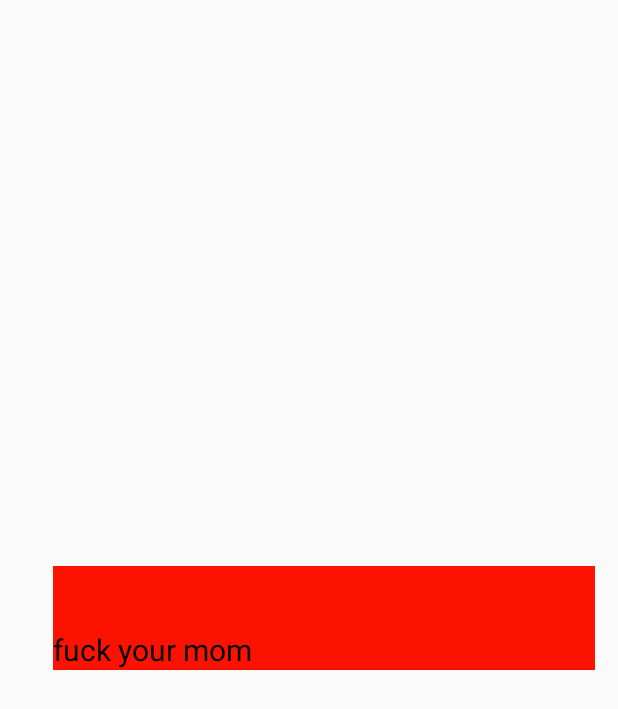
After one commit to FlyGreyWolf/niochatapp, an Android app: the layout my_msg_record_item_layout.xml on its own in the app's theme, with its tools: preview values and no code run, on a phone screen of 412 x 824 dp. The commit adds this screen. Shown: the top 709 px of the screen. Run offline under Robolectric (Android 15) with nearby library versions, the phone set to English and light mode, and no system bars.

Commit message:
1.房间人数心跳包 2.本人发送信息

```diff
--- /dev/null
+++ b/app/src/main/res/layout/my_msg_record_item_layout.xml
@@ -0,0 +1,32 @@
+<?xml version="1.0" encoding="utf-8"?>
+<LinearLayout xmlns:android="http://schemas.android.com/apk/res/android"
+    android:layout_width="match_parent"
+    android:layout_height="100dp"
+    android:layout_gravity="center_vertical"
+    android:orientation="horizontal"
+    android:padding="15dp">
+
+    <RelativeLayout
+        android:layout_width="0dp"
+        android:layout_height="wrap_content"
+        android:layout_marginLeft="20dp"
+        android:layout_weight="1"
+        android:background="#FD1201"
+
+        >
+
+        <TextView
+            android:id="@+id/my_msg_record"
+            android:layout_width="wrap_content"
+            android:layout_height="wrap_content"
+            android:layout_alignParentBottom="true"
+            android:text="fuck your mom"
+            android:textColor="#000000"
+            android:textSize="20dp"
+
+
+            />
+
+    </RelativeLayout>
+
+</LinearLayout>
--- a/app/src/main/res/values/colors.xml
+++ b/app/src/main/res/values/colors.xml
@@ -3,4 +3,5 @@
     <color name="colorPrimary">#6200EE</color>
     <color name="colorPrimaryDark">#3700B3</color>
     <color name="colorAccent">#03DAC5</color>
+
 </resources>
```
Also changed, not shown: app/src/main/java/com/flygreywolf/adapter/ChatAdapter.java (added, +67 -0 lines), app/src/main/java/com/flygreywolf/bean/Chat.java (added, +46 -0 lines), app/src/main/java/com/flygreywolf/util/Convert.java (added, +68 -0 lines), app/src/main/res/layout/other_msg_record_item_layout.xml (added, +29 -0 lines).
